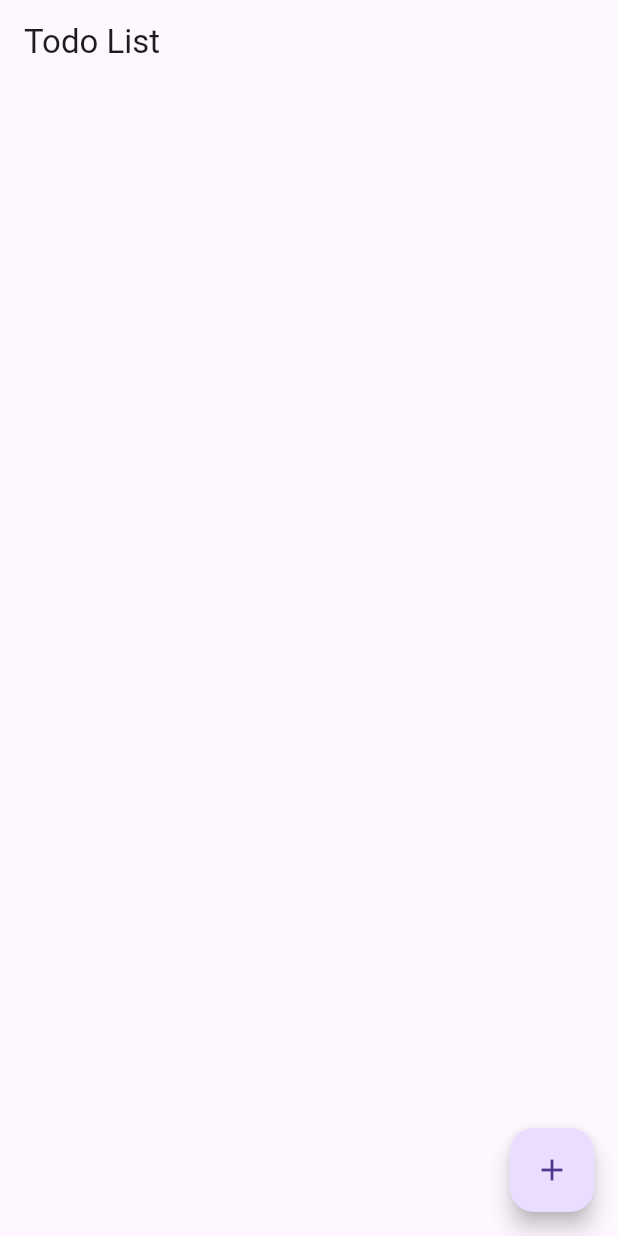
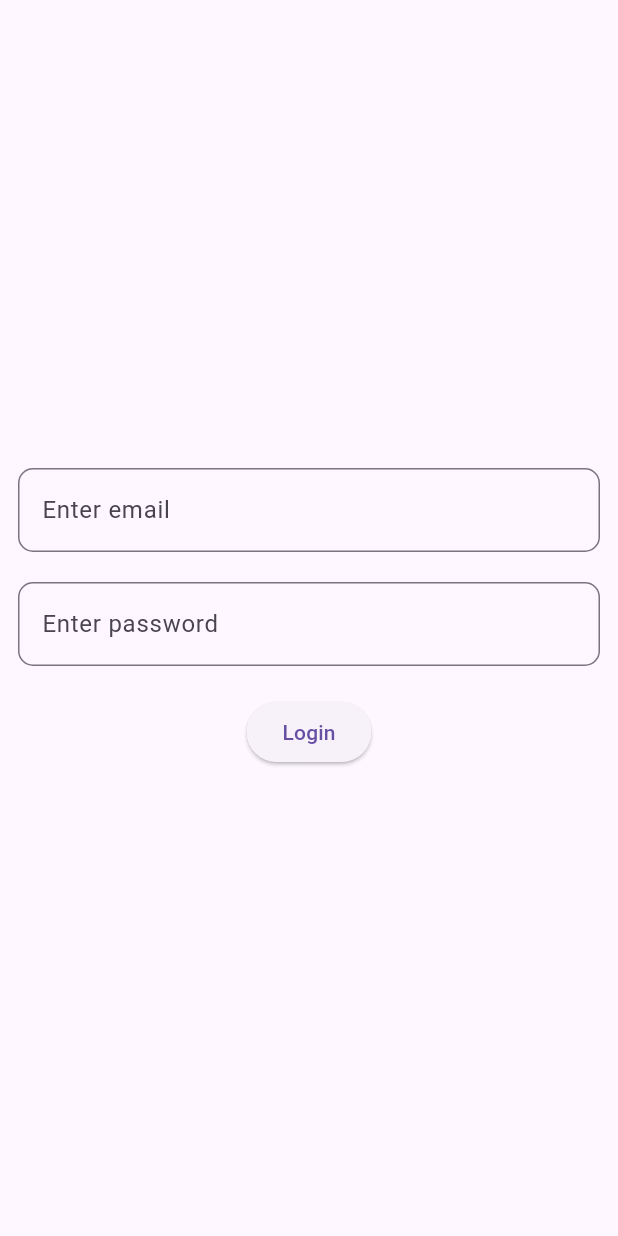
Before and after one commit to vivek03codes/bloc_tutorial, a Flutter app: the screen it shows after launch, on a phone screen of 412 x 824 dp. Run offline on Flutter 3.47's test engine with Material 3 defaults, Android fonts, the phone set to English and light mode, and no system bars; our stand-ins replace bloc, flutter_bloc.

Commit message:
made login screen using bloc

```diff
--- a/lib/app.dart
+++ b/lib/app.dart
@@ -1,9 +1,13 @@
+import 'package:bloc_tutorial/counter/bloc/auth/auth_bloc.dart';
+import 'package:bloc_tutorial/counter/bloc/counter_bloc.dart';
 import 'package:bloc_tutorial/counter/cubit/todo_cubit.dart';
 import 'package:bloc_tutorial/counter/view/add_todo_view.dart';
+import 'package:bloc_tutorial/counter/view/counter_view.dart';
+import 'package:bloc_tutorial/counter/view/home_view.dart';
+import 'package:bloc_tutorial/counter/view/login_view.dart';
 import 'package:bloc_tutorial/counter/view/todo_view.dart';
 import 'package:flutter/material.dart';
 import 'package:flutter_bloc/flutter_bloc.dart';
-import 'counter/view/counter_page.dart';
 
 class CounterApp extends StatelessWidget {
   const CounterApp({super.key});
@@ -12,12 +16,17 @@ class CounterApp extends StatelessWidget {
   Widget build(BuildContext context) {
     return MultiBlocProvider(
       providers: [
-        BlocProvider(create: (_) => TodoCubit())
+        BlocProvider(create: (_) => CounterBloc()),
+        BlocProvider(create: (_) => TodoCubit()),
+        BlocProvider(create: (_) => AuthBloc()),
       ],
       child: MaterialApp(
           initialRoute: "/",
           routes: {
-            "/": (_) => const TodoView(),
+            "/": (_) => const LoginScreen(),
+            "/home": (_) => const HomeScreen(),
+            "/counter": (_) => const CounterView(),
+            "/todo-list": (_) => TodoView(),
             "/add-todo": (_) => const AddTodoView(),
           }
       ),
--- /dev/null
+++ b/lib/counter/bloc/auth/auth_bloc.dart
@@ -0,0 +1,28 @@
+import 'package:bloc_tutorial/counter/bloc/auth/auth_event.dart';
+import 'package:bloc_tutorial/counter/bloc/auth/auth_state.dart';
+import 'package:flutter_bloc/flutter_bloc.dart';
+
+class AuthBloc extends Bloc<AuthEvent, AuthState> {
+  AuthBloc() : super(AuthInitial()) {
+    on<AuthLoginRequested>(_onAuthLoginRequested);
+  }
+
+  void _onAuthLoginRequested(AuthLoginRequested event, Emitter emit) async {
+    emit(AuthLoading());
+    try {
+      final email = event.email;
+      final password = event.password;
+
+      if (password.length < 6) {
+        return emit(AuthFailure("Password length should be greater or equal to 6 characters"));
+      }
+
+      await Future.delayed(const Duration(seconds: 1), () {
+        return emit(AuthSuccess("$email-$password"));
+      });
+
+    } catch (e) {
+      return emit(AuthFailure("Something went wrong"));
+    }
+  }
+}
--- /dev/null
+++ b/lib/counter/bloc/auth/auth_event.dart
@@ -0,0 +1,8 @@
+sealed class AuthEvent {}
+
+class AuthLoginRequested extends AuthEvent {
+  final String email;
+  final String password;
+
+  AuthLoginRequested(this.email, this.password);
+}
--- /dev/null
+++ b/lib/counter/bloc/auth/auth_state.dart
@@ -0,0 +1,17 @@
+sealed class AuthState {}
+
+class AuthInitial extends AuthState {}
+
+class AuthSuccess extends AuthState {
+  final String uuid;
+
+  AuthSuccess(this.uuid);
+}
+
+class AuthFailure extends AuthState {
+  final String error;
+
+  AuthFailure(this.error);
+}
+
+class AuthLoading extends AuthState {}
--- /dev/null
+++ b/lib/counter/view/login_view.dart
@@ -0,0 +1,78 @@
+import 'package:bloc_tutorial/counter/bloc/auth/auth_bloc.dart';
+import 'package:bloc_tutorial/counter/bloc/auth/auth_event.dart';
+import 'package:bloc_tutorial/counter/bloc/auth/auth_state.dart';
+import 'package:flutter/material.dart';
+import 'package:flutter_bloc/flutter_bloc.dart';
+
+class LoginScreen extends StatelessWidget {
+  const LoginScreen({super.key});
+
+  @override
+  Widget build(BuildContext context) {
+    final emailController = TextEditingController();
+    final passwordController = TextEditingController();
+    return BlocConsumer<AuthBloc, AuthState>(
+      listener: (context, state) {
+        if (state is AuthFailure) {
+          ScaffoldMessenger.of(
+            context,
+          ).showSnackBar(SnackBar(content: Text(state.error)));
+        }
+
+        if (state is AuthSuccess) {
+          Navigator.pushNamedAndRemoveUntil(
+            context,
+            '/home',
+            (Route<dynamic> route) => false,
+          );
+        }
+      },
+      builder: (context, state) {
+        if (state is AuthLoading) {
+          return Center(child: CircularProgressIndicator());
+        }
+
+        return Scaffold(
+          body: Padding(
+            padding: const EdgeInsets.all(12.0),
+            child: Column(
+              mainAxisAlignment: MainAxisAlignment.center,
+              spacing: 20.0,
+              children: [
+                TextField(
+                  controller: emailController,
+                  decoration: InputDecoration(
+                    hintText: "Enter email",
+                    border: OutlineInputBorder(
+                      borderRadius: BorderRadius.circular(10.0),
+                    ),
+                  ),
+                ),
+                TextField(
+                  controller: passwordController,
+                  decoration: InputDecoration(
+                    hintText: "Enter password",
+                    border: OutlineInputBorder(
+                      borderRadius: BorderRadius.circular(10.0),
+                    ),
+                  ),
+                ),
+                ElevatedButton(
+                  onPressed: () {
+                    context.read<AuthBloc>().add(
+                      AuthLoginRequested(
+                        emailController.text.trim(),
+                        passwordController.text.trim(),
+                      ),
+                    );
+                  },
+                  child: const Text("Login"),
+                ),
+              ],
+            ),
+          ),
+        );
+      },
+    );
+  }
+}
--- a/lib/counter/view/view.dart
+++ b/lib/counter/view/view.dart
@@ -1,2 +1 @@
-export 'counter_page.dart';
 export 'counter_view.dart';
--- a/lib/main.dart
+++ b/lib/main.dart
@@ -4,6 +4,6 @@ import 'app.dart';
 import 'counter_observer.dart';
 
 void main() {
-  Bloc.observer = const CounterObserver();
+  Bloc.observer = const StateObserver();
   runApp(CounterApp());
 }
```
Also changed, not shown: lib/counter/view/counter_page.dart (deleted, +0 -24 lines), lib/counter/view/home_view.dart (added, +27 -0 lines), lib/counter_observer.dart (+9 -2 lines).
